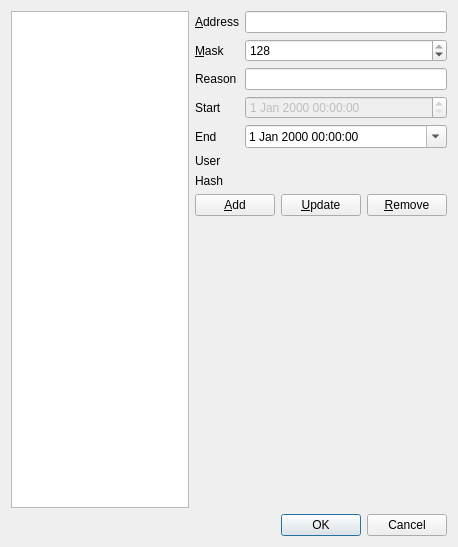
mumble-voip/mumble, file src/mumble/BanEditor.ui: the form before one commit.
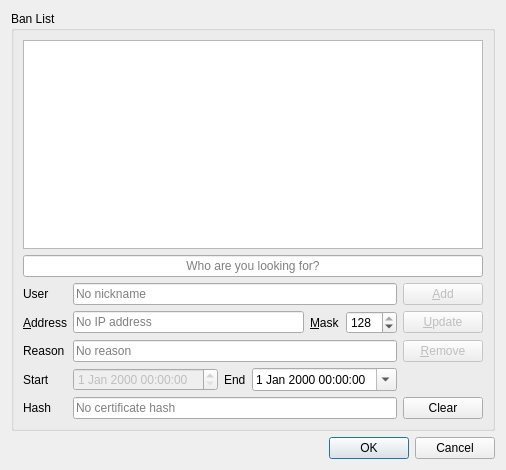
The form after the commit.

Diff of the .ui file:
```diff
--- a/src/mumble/BanEditor.ui
+++ b/src/mumble/BanEditor.ui
@@ -6,25 +6,78 @@
    <rect>
     <x>0</x>
     <y>0</y>
-    <width>458</width>
-    <height>547</height>
+    <width>454</width>
+    <height>470</height>
    </rect>
   </property>
   <property name="windowTitle">
    <string>Mumble - Edit Bans</string>
   </property>
-  <layout class="QVBoxLayout">
-   <item>
-    <layout class="QHBoxLayout">
-     <item>
-      <widget class="QListWidget" name="qlwBans"/>
-     </item>
-     <item>
-      <layout class="QVBoxLayout">
-       <item>
-        <layout class="QGridLayout">
+  <layout class="QGridLayout" name="gridLayout_2">
+   <item row="1" column="0">
+    <widget class="QDialogButtonBox" name="qbbButtons">
+     <property name="orientation">
+      <enum>Qt::Horizontal</enum>
+     </property>
+     <property name="standardButtons">
+      <set>QDialogButtonBox::Cancel|QDialogButtonBox::Ok</set>
+     </property>
+    </widget>
+   </item>
          <item row="0" column="0">
+    <widget class="QGroupBox" name="qgbBanList">
+     <property name="title">
+      <string>Ban List</string>
+     </property>
+     <layout class="QGridLayout" name="gridLayout">
+      <item row="1" column="0" colspan="7">
+       <widget class="QLineEdit" name="qleSearch">
+        <property name="font">
+         <font>
+          <italic>false</italic>
+         </font>
+        </property>
+        <property name="toolTip">
+         <string>Search field</string>
+        </property>
+        <property name="whatsThis">
+         <string>This is search field, use it to find users by simply typing user nickname.</string>
+        </property>
+        <property name="alignment">
+         <set>Qt::AlignCenter</set>
+        </property>
+        <property name="placeholderText">
+         <string>Who are you looking for?</string>
+        </property>
+       </widget>
+      </item>
+      <item row="2" column="0">
+       <widget class="QLabel" name="qlUser">
+        <property name="text">
+         <string>User</string>
+        </property>
+       </widget>
+      </item>
+      <item row="2" column="1" colspan="5">
+       <widget class="QLineEdit" name="qleUser">
+        <property name="font">
+         <font>
+          <italic>false</italic>
+         </font>
+        </property>
+        <property name="placeholderText">
+         <string>No nickname</string>
+        </property>
+       </widget>
+      </item>
+      <item row="3" column="0">
           <widget class="QLabel" name="qlIP">
+        <property name="sizePolicy">
+         <sizepolicy hsizetype="Maximum" vsizetype="Preferred">
+          <horstretch>0</horstretch>
+          <verstretch>0</verstretch>
+         </sizepolicy>
+        </property>
            <property name="text">
             <string>&amp;Address</string>
            </property>
@@ -33,8 +86,38 @@
            </property>
           </widget>
          </item>
-         <item row="1" column="0">
+      <item row="3" column="1" colspan="3">
+       <widget class="QLineEdit" name="qleIP">
+        <property name="sizePolicy">
+         <sizepolicy hsizetype="Preferred" vsizetype="Fixed">
+          <horstretch>0</horstretch>
+          <verstretch>0</verstretch>
+         </sizepolicy>
+        </property>
+        <property name="font">
+         <font>
+          <italic>false</italic>
+         </font>
+        </property>
+        <property name="toolTip">
+         <string>IP address</string>
+        </property>
+        <property name="text">
+         <string/>
+        </property>
+        <property name="placeholderText">
+         <string>No IP address</string>
+        </property>
+       </widget>
+      </item>
+      <item row="3" column="4">
           <widget class="QLabel" name="qlMask">
+        <property name="sizePolicy">
+         <sizepolicy hsizetype="Maximum" vsizetype="Preferred">
+          <horstretch>0</horstretch>
+          <verstretch>0</verstretch>
+         </sizepolicy>
+        </property>
            <property name="text">
             <string>&amp;Mask</string>
            </property>
@@ -43,14 +126,7 @@
            </property>
           </widget>
          </item>
-         <item row="0" column="1">
-          <widget class="QLineEdit" name="qleIP">
-           <property name="text">
-            <string/>
-           </property>
-          </widget>
-         </item>
-         <item row="1" column="1">
+      <item row="3" column="5">
           <widget class="QSpinBox" name="qsbMask">
            <property name="minimum">
             <number>8</number>
@@ -63,70 +139,66 @@
            </property>
           </widget>
          </item>
-         <item row="2" column="1">
-          <widget class="QLineEdit" name="qleReason"/>
-         </item>
-         <item row="2" column="0">
+      <item row="4" column="0">
           <widget class="QLabel" name="qlReason">
            <property name="text">
             <string>Reason</string>
            </property>
           </widget>
          </item>
-         <item row="3" column="1">
-          <widget class="QDateTimeEdit" name="qdteStart">
-           <property name="enabled">
-            <bool>false</bool>
-           </property>
-           <property name="readOnly">
-            <bool>false</bool>
-           </property>
-           <property name="calendarPopup">
-            <bool>false</bool>
+      <item row="4" column="1" colspan="5">
+       <widget class="QLineEdit" name="qleReason">
+        <property name="toolTip">
+         <string>Reason for the ban</string>
+        </property>
+        <property name="layoutDirection">
+         <enum>Qt::RightToLeft</enum>
+        </property>
+        <property name="placeholderText">
+         <string>No reason</string>
            </property>
           </widget>
          </item>
-         <item row="3" column="0">
+      <item row="5" column="0">
           <widget class="QLabel" name="qlStart">
            <property name="text">
             <string>Start</string>
            </property>
           </widget>
          </item>
-         <item row="4" column="0">
+      <item row="5" column="1">
+       <widget class="QDateTimeEdit" name="qdteStart">
+        <property name="enabled">
+         <bool>false</bool>
+        </property>
+        <property name="readOnly">
+         <bool>false</bool>
+        </property>
+        <property name="calendarPopup">
+         <bool>false</bool>
+        </property>
+       </widget>
+      </item>
+      <item row="5" column="2">
           <widget class="QLabel" name="qlEnd">
+        <property name="sizePolicy">
+         <sizepolicy hsizetype="Maximum" vsizetype="Preferred">
+          <horstretch>0</horstretch>
+          <verstretch>0</verstretch>
+         </sizepolicy>
+        </property>
            <property name="text">
             <string>End</string>
            </property>
           </widget>
          </item>
-         <item row="4" column="1">
+      <item row="5" column="3" colspan="3">
           <widget class="QDateTimeEdit" name="qdteEnd">
            <property name="calendarPopup">
             <bool>true</bool>
            </property>
           </widget>
          </item>
-         <item row="5" column="0">
-          <widget class="QLabel" name="qliUser">
-           <property name="text">
-            <string>User</string>
-           </property>
-          </widget>
-         </item>
-         <item row="5" column="1">
-          <widget class="QLabel" name="qlUser">
-           <property name="maximumSize">
-            <size>
-             <width>500</width>
-             <height>16777215</height>
-            </size>
-           </property>
-           <property name="text">
-            <string/>
-           </property>
-          </widget>
-         </item>
          <item row="6" column="0">
           <widget class="QLabel" name="qliHash">
            <property name="text">
@@ -134,65 +206,94 @@
            </property>
           </widget>
          </item>
-         <item row="6" column="1">
-          <widget class="QLabel" name="qlHash">
-           <property name="text">
-            <string/>
-           </property>
-          </widget>
-         </item>
-        </layout>
-       </item>
-       <item>
-        <layout class="QHBoxLayout">
-         <item>
+      <item row="6" column="1" colspan="5">
+       <widget class="QLineEdit" name="qleHash">
+        <property name="toolTip">
+         <string>Certificate hash</string>
+        </property>
+        <property name="inputMethodHints">
+         <set>Qt::ImhLowercaseOnly|Qt::ImhNoAutoUppercase</set>
+        </property>
+        <property name="placeholderText">
+         <string>No certificate hash</string>
+        </property>
+       </widget>
+      </item>
+      <item row="0" column="0" colspan="7">
+       <widget class="QListWidget" name="qlwBans">
+        <property name="toolTip">
+         <string>Banned users</string>
+        </property>
+        <property name="whatsThis">
+         <string>This is list with banned users.</string>
+        </property>
+        <property name="alternatingRowColors">
+         <bool>true</bool>
+        </property>
+        <property name="sortingEnabled">
+         <bool>false</bool>
+        </property>
+       </widget>
+      </item>
+      <item row="2" column="6">
           <widget class="QPushButton" name="qpbAdd">
+        <property name="enabled">
+         <bool>false</bool>
+        </property>
+        <property name="toolTip">
+         <string/>
+        </property>
+        <property name="whatsThis">
+         <string>Use this button if you want to add a new ban.</string>
+        </property>
            <property name="text">
             <string>&amp;Add</string>
            </property>
           </widget>
          </item>
-         <item>
+      <item row="3" column="6">
           <widget class="QPushButton" name="qpbUpdate">
+        <property name="enabled">
+         <bool>false</bool>
+        </property>
+        <property name="toolTip">
+         <string/>
+        </property>
+        <property name="whatsThis">
+         <string>Use this button if you want to update ban information.</string>
+        </property>
            <property name="text">
             <string>&amp;Update</string>
            </property>
           </widget>
          </item>
-         <item>
+      <item row="4" column="6">
           <widget class="QPushButton" name="qpbRemove">
+        <property name="enabled">
+         <bool>false</bool>
+        </property>
+        <property name="whatsThis">
+         <string>Use this button if you want to remove user from ban list.</string>
+        </property>
            <property name="text">
             <string>&amp;Remove</string>
            </property>
           </widget>
          </item>
-        </layout>
-       </item>
-       <item>
-        <spacer>
-         <property name="orientation">
-          <enum>Qt::Vertical</enum>
-         </property>
-         <property name="sizeHint" stdset="0">
-          <size>
-           <width>20</width>
-           <height>40</height>
-          </size>
-         </property>
-        </spacer>
-       </item>
-      </layout>
-     </item>
-    </layout>
-   </item>
-   <item>
-    <widget class="QDialogButtonBox" name="qbbButtons">
-     <property name="orientation">
-      <enum>Qt::Horizontal</enum>
-     </property>
-     <property name="standardButtons">
-      <set>QDialogButtonBox::Cancel|QDialogButtonBox::Ok</set>
-     </property>
+      <item row="6" column="6">
+       <widget class="QPushButton" name="qpbClear">
+        <property name="toolTip">
+         <string>Clear all fields</string>
+        </property>
+        <property name="whatsThis">
+         <string>This button clears all fields, use it if you want to add new ban.</string>
+        </property>
+        <property name="text">
+         <string>Clear</string>
+        </property>
+       </widget>
+      </item>
+     </layout>
     </widget>
    </item>
   </layout>
```
Left out of the diff: 6 changed lines with no effect on the pictures. Lines whose indentation alone changed are shown as unchanged.
